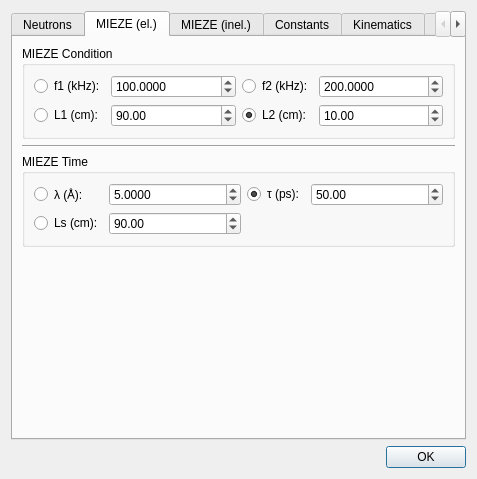
Before: the Qt Designer form ui/formulas.ui in tweber-ill/frm_mirror-miezetools, drawn with Qt 5.
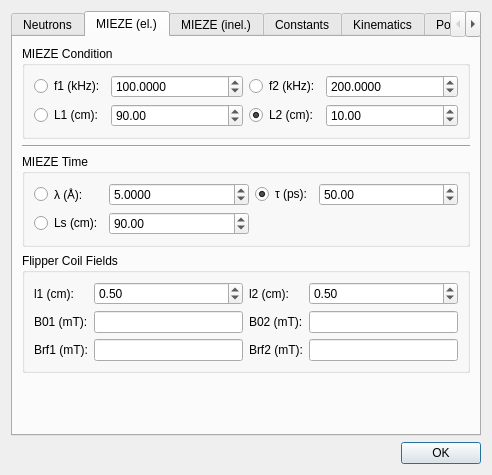
After: the same form once the commit is applied. The open tabs and pages were chosen to show the change.

```diff
--- a/ui/formulas.ui
+++ b/ui/formulas.ui
@@ -6,8 +6,8 @@
    <rect>
     <x>0</x>
     <y>0</y>
-    <width>477</width>
-    <height>479</height>
+    <width>492</width>
+    <height>475</height>
    </rect>
   </property>
   <property name="windowTitle">
@@ -240,6 +240,111 @@
        <string>MIEZE (el.)</string>
       </attribute>
       <layout class="QGridLayout" name="gridLayout_9">
+       <item row="3" column="0">
+        <widget class="QGroupBox" name="groupBox_7">
+         <property name="title">
+          <string>Flipper Coil Fields</string>
+         </property>
+         <layout class="QGridLayout" name="gridLayout_10">
+          <item row="0" column="0">
+           <widget class="QLabel" name="label_25">
+            <property name="text">
+             <string>l1 (cm):</string>
+            </property>
+           </widget>
+          </item>
+          <item row="0" column="1">
+           <widget class="QDoubleSpinBox" name="spinMl1">
+            <property name="maximum">
+             <double>999.990000000000009</double>
+            </property>
+            <property name="singleStep">
+             <double>0.100000000000000</double>
+            </property>
+            <property name="value">
+             <double>0.500000000000000</double>
+            </property>
+           </widget>
+          </item>
+          <item row="0" column="2">
+           <widget class="QLabel" name="label_26">
+            <property name="text">
+             <string>l2 (cm):</string>
+            </property>
+           </widget>
+          </item>
+          <item row="0" column="3">
+           <widget class="QDoubleSpinBox" name="spinMl2">
+            <property name="maximum">
+             <double>999.990000000000009</double>
+            </property>
+            <property name="singleStep">
+             <double>0.100000000000000</double>
+            </property>
+            <property name="value">
+             <double>0.500000000000000</double>
+            </property>
+           </widget>
+          </item>
+          <item row="1" column="0">
+           <widget class="QLabel" name="label_27">
+            <property name="text">
+             <string>B01 (mT):</string>
+            </property>
+           </widget>
+          </item>
+          <item row="1" column="1">
+           <widget class="QLineEdit" name="editMB01">
+            <property name="readOnly">
+             <bool>true</bool>
+            </property>
+           </widget>
+          </item>
+          <item row="1" column="2">
+           <widget class="QLabel" name="label_29">
+            <property name="text">
+             <string>B02 (mT):</string>
+            </property>
+           </widget>
+          </item>
+          <item row="1" column="3">
+           <widget class="QLineEdit" name="editMB02">
+            <property name="readOnly">
+             <bool>true</bool>
+            </property>
+           </widget>
+          </item>
+          <item row="2" column="0">
+           <widget class="QLabel" name="label_28">
+            <property name="text">
+             <string>Brf1 (mT):</string>
+            </property>
+           </widget>
+          </item>
+          <item row="2" column="1">
+           <widget class="QLineEdit" name="editMBrf1">
+            <property name="readOnly">
+             <bool>true</bool>
+            </property>
+           </widget>
+          </item>
+          <item row="2" column="2">
+           <widget class="QLabel" name="label_30">
+            <property name="text">
+             <string>Brf2 (mT):</string>
+            </property>
+           </widget>
+          </item>
+          <item row="2" column="3">
+           <widget class="QLineEdit" name="editMBrf2">
+            <property name="readOnly">
+             <bool>true</bool>
+            </property>
+           </widget>
+          </item>
+         </layout>
+        </widget>
+       </item>
        <item row="0" column="0">
         <widget class="QGroupBox" name="groupBox_5">
          <property name="title">
@@ -447,15 +552,15 @@
          </layout>
         </widget>
        </item>
-       <item row="3" column="0">
+       <item row="4" column="0">
         <spacer name="verticalSpacer">
          <property name="orientation">
           <enum>Qt::Vertical</enum>
          </property>
          <property name="sizeHint" stdset="0">
           <size>
-           <width>408</width>
-           <height>177</height>
+           <width>20</width>
+           <height>40</height>
           </size>
          </property>
         </spacer>
```
Left out of the diff: 8 changed lines with no effect on the pictures.
